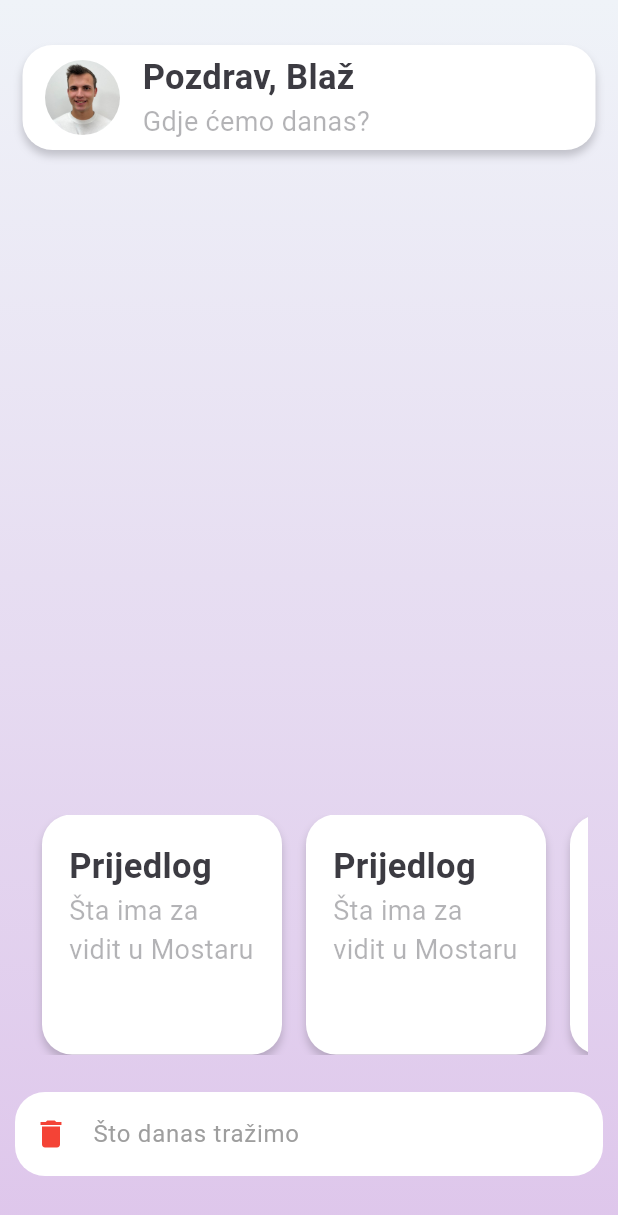
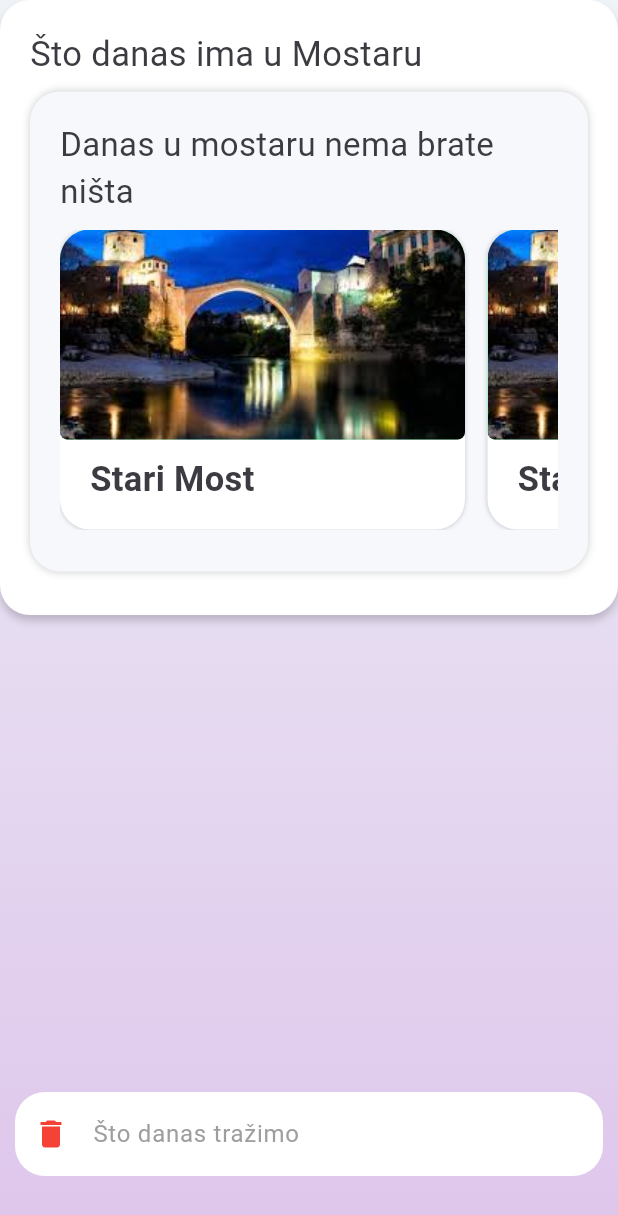
Before and after one commit to Blazp04/Explore, a Flutter app: the screen it shows after launch, on a phone screen of 412 x 824 dp. Shown: the top 1215 px of the screen. Run offline on Flutter 3.47's test engine with Material 3 defaults, Android fonts, the phone set to English and light mode, and no system bars; our stand-ins replace animated_splash_screen, bloc, cached_network_image, carousel_slider, dartx, dio and 5 more; accounts and stored records are empty.

Commit message:
Suggestions page UI

```diff
--- a/lib/app.dart
+++ b/lib/app.dart
@@ -11,7 +11,7 @@ class App extends StatelessWidget {
           title: 'Explore',
           debugShowCheckedModeBanner: false,
           // theme: theme,
-          home: HomePage(),
+          home: SuggestionsPage(),
           routes: AppRoutes.routes,
         ),
       ),
--- a/lib/domain/repository/chat_repository.dart
+++ b/lib/domain/repository/chat_repository.dart
@@ -1,4 +1,3 @@
-import 'package:explore/_all.dart';
 
 abstract class IChatRepository {}
 
--- a/lib/presentation/pages/_all.dart
+++ b/lib/presentation/pages/_all.dart
@@ -1 +1,2 @@
 export 'home_page.dart';
+export 'suggestions_page.dart';
--- a/lib/presentation/pages/home_page.dart
+++ b/lib/presentation/pages/home_page.dart
@@ -10,8 +10,8 @@ class HomePage extends StatelessWidget {
     return ExploreScaffold(
       child: Column(
         children: [
-          Gap(30),
-          AccountCard(
+          const Gap(30),
+          const AccountCard(
             imagePath: 'assets/images/blaz.jpg',
             name: 'Blaž',
             subtitle: 'Gdje ćemo danas?',
@@ -25,198 +25,20 @@ class HomePage extends StatelessWidget {
             child: ListView.builder(
               itemCount: 10,
               scrollDirection: Axis.horizontal,
-              itemBuilder: (context, index) => SuggestionCard(
+              itemBuilder: (context, index) => PromptSuggestionCard(
                 onTap: () {},
                 title: 'Prijedlog',
                 subTitle: 'Šta ima za vidit u Mostaru',
               ),
             ),
           ),
-          Gap(15),
+          const Gap(15),
           ChatBubble(
             onChanged: (p0) => bubbleChatController.text = p0,
           ),
-          Gap(30),
+          const Gap(30),
         ],
       ),
     );
   }
 }
-
-class AccountCard extends StatelessWidget {
-  const AccountCard({
-    required this.imagePath,
-    required this.name,
-    required this.subtitle,
-    super.key,
-  });
-
-  final String imagePath;
-  final String name;
-  final String subtitle;
-
-  @override
-  Widget build(BuildContext context) {
-    return Padding(
-      padding: const EdgeInsets.symmetric(horizontal: 15),
-      child: Container(
-        padding: EdgeInsets.symmetric(vertical: 5),
-        height: 70,
-        decoration: BoxDecoration(
-          borderRadius: BorderRadius.circular(20),
-          color: AppColors.white,
-          boxShadow: [
-            BoxShadow(
-              color: Color(0xFF3C3B42).withOpacity(0.25),
-              blurRadius: 4,
-              spreadRadius: 0,
-              offset: Offset(0, 4),
-            ),
-          ],
-        ),
-        child: Row(
-          children: [
-            Gap(15),
-            Container(
-              width: 50,
-              height: 50,
-              decoration: BoxDecoration(
-                shape: BoxShape.circle,
-              ),
-              child: ClipRRect(
-                borderRadius: BorderRadius.circular(60),
-                child: Image.asset(
-                  imagePath,
-                  fit: BoxFit.cover,
-                ),
-              ),
-            ),
-            Gap(15),
-            Column(
-              mainAxisAlignment: MainAxisAlignment.center,
-              crossAxisAlignment: CrossAxisAlignment.start,
-              children: [
-                Text(
-                  'Pozdrav, $name',
-                  style: TextStyle(
-                    color: AppColors.titleColor,
-                    fontWeight: FontWeight.bold,
-                    fontSize: 23,
-                  ),
-                  textAlign: TextAlign.left,
-                ),
-                Text(
-                  subtitle,
-                  style: TextStyle(
-                    color: AppColors.textColor,
-                    fontWeight: FontWeight.normal,
-                    fontSize: 18,
-                  ),
-                  textAlign: TextAlign.left,
-                ),
-              ],
-            )
-          ],
-        ),
-      ),
-    );
-  }
-}
-
-class SuggestionCard extends StatelessWidget {
-  const SuggestionCard({
-    required this.onTap,
-    required this.title,
-    required this.subTitle,
-    super.key,
-  });
-
-  final void Function() onTap;
-  final String title;
-  final String subTitle;
-
-  @override
-  Widget build(BuildContext context) {
-    return GestureDetector(
-      onTap: () => onTap(),
-      child: Padding(
-        padding: const EdgeInsets.symmetric(horizontal: 8.0),
-        child: Container(
-          padding: EdgeInsets.all(8),
-          width: 160,
-          height: 160,
-          decoration: BoxDecoration(
-            borderRadius: BorderRadius.circular(20),
-            color: AppColors.white,
-            boxShadow: [
-              BoxShadow(
-                color: Color(0xFF3C3B42).withOpacity(0.25),
-                blurRadius: 4,
-                spreadRadius: 0,
-                offset: Offset(0, 4),
-              ),
-            ],
-          ),
-          child: Padding(
-            padding: EdgeInsets.all(10),
-            child: Column(
-              mainAxisAlignment: MainAxisAlignment.start,
-              crossAxisAlignment: CrossAxisAlignment.start,
-              children: [
-                Text(
-                  title,
-                  style: TextStyle(
-                    color: AppColors.titleColor,
-                    fontWeight: FontWeight.bold,
-                    fontSize: 23,
-                  ),
-                  textAlign: TextAlign.left,
-                ),
-                Text(
-                  subTitle,
-                  style: TextStyle(
-                    color: AppColors.textColor,
-                    fontWeight: FontWeight.normal,
-                    fontSize: 18,
-                  ),
-                ),
-              ],
-            ),
-          ),
-        ),
-      ),
-    );
-  }
-}
-
-class ChatBubble extends StatelessWidget {
-  ChatBubble({
-    super.key,
-    required this.onChanged,
-  });
-  void Function(String) onChanged;
-  @override
-  Widget build(BuildContext context) {
-    return Padding(
-      padding: const EdgeInsets.all(10),
-      child: Container(
-        decoration: BoxDecoration(
-          color: Colors.white,
-          borderRadius: BorderRadius.circular(20),
-        ),
-        child: TextField(
-          decoration: InputDecoration(
-            prefixIcon: Icon(Icons.delete, color: Colors.red),
-            hintText: 'Što danas tražimo',
-            hintStyle: TextStyle(color: Colors.grey),
-            border: OutlineInputBorder(
-              borderRadius: BorderRadius.circular(20),
-              borderSide: BorderSide.none,
-            ),
-          ),
-          onChanged: (value) => onChanged(value),
-        ),
-      ),
-    );
-  }
-}
--- /dev/null
+++ b/lib/presentation/pages/suggestions_page.dart
@@ -0,0 +1,210 @@
+import 'package:explore/_all.dart';
+import 'package:flutter/material.dart';
+import 'package:flutter/widgets.dart';
+
+class SuggestionsPage extends StatelessWidget {
+  SuggestionsPage({super.key});
+
+  final TextEditingController bubbleChatController = TextEditingController();
+
+  @override
+  Widget build(BuildContext context) {
+    return ExploreScaffold(
+      child: Column(
+        children: [
+          const SuggestionChatCard(
+            question: 'Što danas ima u Mostaru',
+            answer: 'Danas u mostaru nema brate ništa',
+          ),
+          Expanded(
+            child: Container(),
+          ),
+          ChatBubble(
+            onChanged: (p0) => bubbleChatController.text = p0,
+          ),
+          const Gap(30),
+        ],
+      ),
+    );
+  }
+}
+
+class SuggestionChatCard extends StatelessWidget {
+  const SuggestionChatCard({
+    required this.question,
+    required this.answer,
+    super.key,
+  });
+
+  final String question;
+  final String answer;
+
+  @override
+  Widget build(BuildContext context) {
+    return Container(
+      padding: const EdgeInsets.all(20),
+      height: 410,
+      width: context.screenWidth,
+      decoration: BoxDecoration(
+        borderRadius: BorderRadius.circular(20),
+        color: AppColors.white,
+        boxShadow: [
+          BoxShadow(
+            color: const Color(0xFF3C3B42).withOpacity(0.25),
+            blurRadius: 4,
+            spreadRadius: 0,
+            offset: const Offset(0, 4),
+          ),
+        ],
+      ),
+      child: Column(
+        mainAxisAlignment: MainAxisAlignment.start,
+        crossAxisAlignment: CrossAxisAlignment.start,
+        children: [
+          Text(
+            question,
+            style: TextStyle(
+              color: AppColors.titleColor,
+              fontWeight: FontWeight.normal,
+              fontSize: 23,
+            ),
+            textAlign: TextAlign.left,
+          ),
+          const Gap(8),
+          Container(
+            padding: const EdgeInsets.all(20),
+            width: context.screenWidth - 30,
+            height: 320,
+            decoration: BoxDecoration(
+              borderRadius: BorderRadius.circular(20),
+              color: const Color(0xFFF6F8FC),
+              boxShadow: [
+                BoxShadow(
+                  color: const Color(0xFF3C3B42).withOpacity(0.25),
+                  blurRadius: 4,
+                  spreadRadius: 0,
+                  offset: const Offset(0, 0),
+                ),
+              ],
+            ),
+            child: Column(
+              mainAxisAlignment: MainAxisAlignment.start,
+              crossAxisAlignment: CrossAxisAlignment.start,
+              children: [
+                Text(
+                  answer,
+                  style: TextStyle(
+                    color: AppColors.titleColor,
+                    fontWeight: FontWeight.normal,
+                    fontSize: 22,
+                  ),
+                  textAlign: TextAlign.left,
+                ),
+                const Gap(10),
+                SizedBox(
+                  height: 200,
+                  child: ListView.builder(
+                    itemCount: 10,
+                    scrollDirection: Axis.horizontal,
+                    itemBuilder: (context, index) {
+                      return Suggestioncard(
+                        imagePath: 'assets/images/stariMost.jpeg',
+                        name: 'Stari Most',
+                        onTap: () {},
+                      );
+                    },
+                  ),
+                ),
+              ],
+            ),
+          )
+        ],
+      ),
+    );
+  }
+}
+
+class Suggestioncard extends StatelessWidget {
+  const Suggestioncard({
+    required this.imagePath,
+    required this.name,
+    required this.onTap,
+    super.key,
+  });
+
+  final String imagePath;
+  final String name;
+  final void Function() onTap;
+
+  @override
+  Widget build(BuildContext context) {
+    return Padding(
+      padding: const EdgeInsets.only(right: 15),
+      child: GestureDetector(
+        onTap: () => onTap(),
+        child: Container(
+          width: 270,
+          height: 200,
+          decoration: BoxDecoration(
+            borderRadius: BorderRadius.circular(20),
+            color: const Color(0xFFFFFFFF),
+            boxShadow: [
+              BoxShadow(
+                color: const Color(0xFF3C3B42).withOpacity(0.25),
+                blurRadius: 2.5,
+                spreadRadius: 0,
+                offset: const Offset(0, 0),
+              ),
+            ],
+          ),
+          child: Column(
+            mainAxisAlignment: MainAxisAlignment.start,
+            crossAxisAlignment: CrossAxisAlignment.start,
+            children: [
+              Container(
+                height: 140,
+                width: 270,
+                decoration: const BoxDecoration(
+                  borderRadius: BorderRadius.only(
+                    topLeft: Radius.circular(20),
+                    topRight: Radius.circular(20),
+                    bottomLeft: Radius.circular(5),
+                    bottomRight: Radius.circular(5),
+                  ),
+                  color: Colors.greenAccent,
+                ),
+                child: ClipRRect(
+                  borderRadius: const BorderRadius.only(
+                    topLeft: Radius.circular(20),
+                    topRight: Radius.circular(20),
+                    bottomLeft: Radius.circular(5),
+                    bottomRight: Radius.circular(5),
+                  ),
+                  child: Image.asset(
+                    imagePath,
+                    fit: BoxFit.cover,
+                  ),
+                ),
+              ),
+              Padding(
+                padding: const EdgeInsets.only(
+                  top: 10,
+                  left: 20,
+                ),
+                child: Text(
+                  name,
+                  style: const TextStyle(
+                    color: AppColors.titleColor,
+                    fontWeight: FontWeight.bold,
+                    fontSize: 23,
+                  ),
+                  textAlign: TextAlign.left,
+                ),
+              ),
+            ],
+          ),
+        ),
+      ),
+    );
+  }
+}
--- a/lib/presentation/widgets/_all.dart
+++ b/lib/presentation/widgets/_all.dart
@@ -0,0 +1,3 @@
+export 'account_card.dart';
+export 'chat_bubble.dart';
+export 'prompt_suggestion_card.dart';
--- /dev/null
+++ b/lib/presentation/widgets/chat_bubble.dart
@@ -0,0 +1,33 @@
+import 'package:explore/_all.dart';
+
+class ChatBubble extends StatelessWidget {
+  ChatBubble({
+    super.key,
+    required this.onChanged,
+  });
+  void Function(String) onChanged;
+  @override
+  Widget build(BuildContext context) {
+    return Padding(
+      padding: const EdgeInsets.all(10),
+      child: Container(
+        decoration: BoxDecoration(
+          color: Colors.white,
+          borderRadius: BorderRadius.circular(20),
+        ),
+        child: TextField(
+          decoration: InputDecoration(
+            prefixIcon: const Icon(Icons.delete, color: Colors.red),
+            hintText: 'Što danas tražimo',
+            hintStyle: const TextStyle(color: Colors.grey),
+            border: OutlineInputBorder(
+              borderRadius: BorderRadius.circular(20),
+              borderSide: BorderSide.none,
+            ),
+          ),
+          onChanged: (value) => onChanged(value),
+        ),
+      ),
+    );
+  }
+}
```
Also changed, not shown: lib/presentation/widgets/account_card.dart (added, +81 -0 lines), lib/presentation/widgets/prompt_suggestion_card.dart (added, +67 -0 lines), assets/images/stariMost.jpeg (added).
